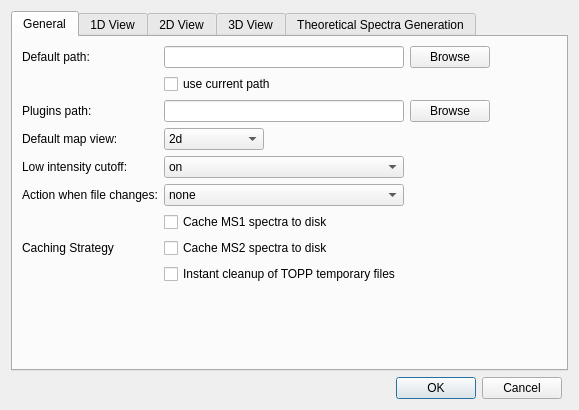
First picture: the form in src/openms_gui/source/VISUAL/DIALOGS/TOPPViewPrefDialog.ui, repository OpenMS/OpenMS, before the edit.
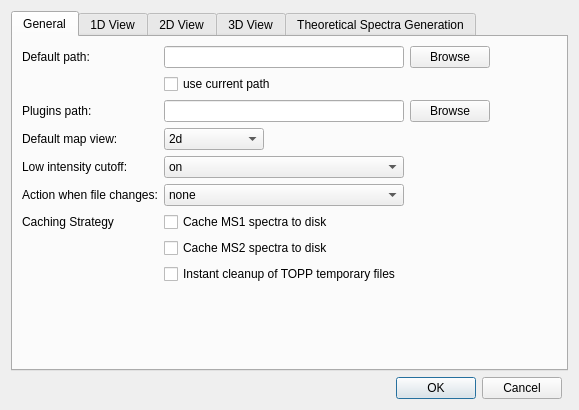
Second picture: the form after the edit. The open tabs and pages were chosen to show the change. Custom widgets are drawn as their Qt base class.

Diff of the .ui file:
```diff
--- a/src/openms_gui/source/VISUAL/DIALOGS/TOPPViewPrefDialog.ui
+++ b/src/openms_gui/source/VISUAL/DIALOGS/TOPPViewPrefDialog.ui
@@ -173,7 +173,7 @@
          </property>
         </widget>
        </item>
-       <item row="11" column="0">
+       <item row="10" column="0">
         <widget class="QLabel" name="label">
          <property name="text">
           <string>Caching Strategy</string>
```
Left out of the diff: 2 changed lines with no effect on the pictures.
